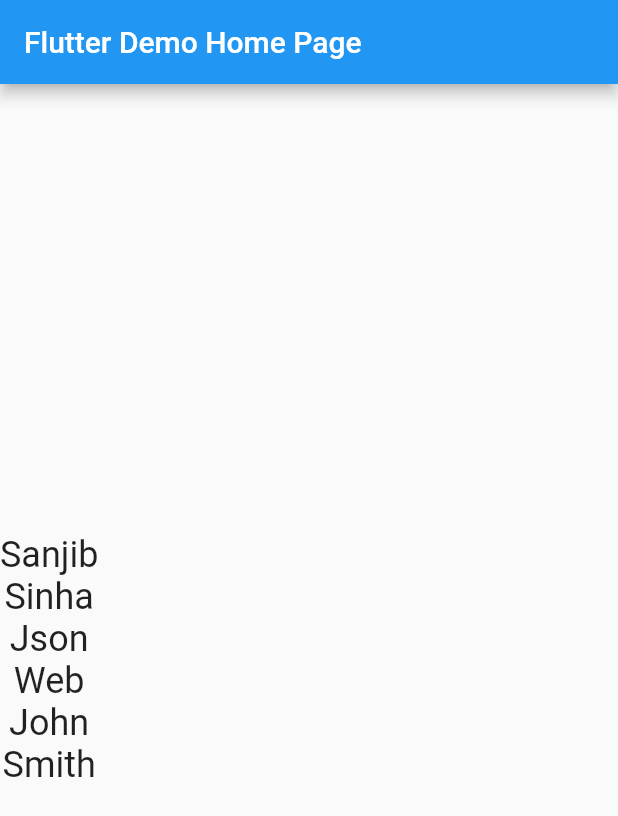
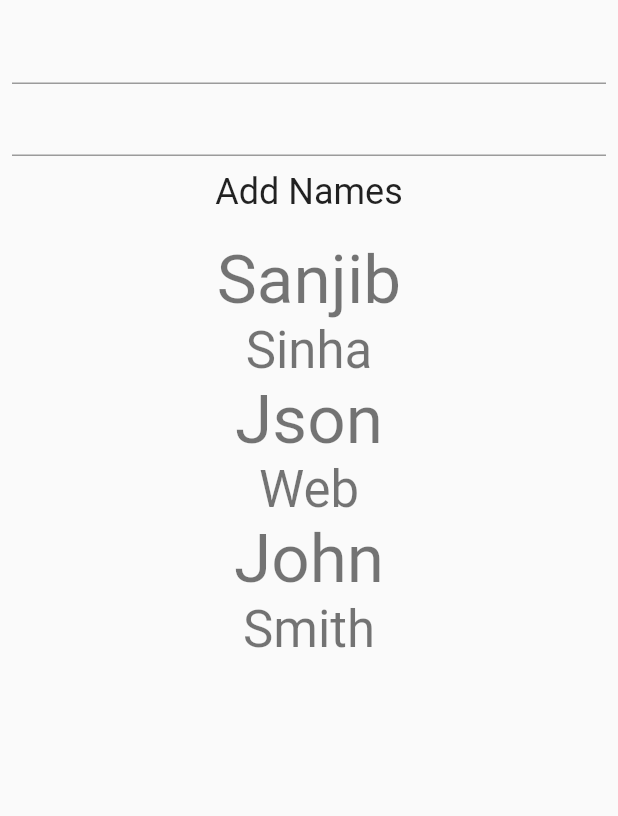
Before and after one commit to sanjibsinha/adding_state, a Flutter app: the screen it shows after launch, on a phone screen of 412 x 824 dp. Shown: the top 816 px of the screen. Run offline on Flutter 3.47's test engine with Material 2 defaults, Android fonts, the phone set to English and light mode, and no system bars.

Commit message:
final commit

```diff
--- /dev/null
+++ b/lib/controllers/giving_ouputs.dart
@@ -0,0 +1,32 @@
+import 'package:flutter/material.dart';
+import '../models/names.dart';
+
+class GivingOutputs extends StatelessWidget {
+  /// the first property a list of names based on a model class
+  /// so the type of list is model class Names
+  ///
+  final List<Names> names;
+  GivingOutputs(this.names);
+
+  @override
+  Widget build(BuildContext context) {
+    return Container(
+      child: Column(
+        children: names.map((name) {
+          return Column(
+            children: [
+              Text(
+                name.firstName,
+                style: Theme.of(context).textTheme.headline3,
+              ),
+              Text(
+                name.lastName,
+                style: Theme.of(context).textTheme.headline4,
+              ),
+            ],
+          );
+        }).toList(),
+      ),
+    );
+  }
+}
--- /dev/null
+++ b/lib/controllers/taking_inputs.dart
@@ -0,0 +1,35 @@
+import 'package:flutter/material.dart';
+
+class TakingInputs extends StatelessWidget {
+  TakingInputs({Key key, this.addNames}) : super(key: key);
+
+  final firstController = TextEditingController();
+  final secondController = TextEditingController();
+
+  final Function addNames;
+
+  @override
+  Widget build(BuildContext context) {
+    return Container(
+      padding: EdgeInsets.all(8),
+      child: Column(
+        children: [
+          TextField(
+            controller: firstController,
+          ),
+          TextField(
+            controller: secondController,
+          ),
+          TextButton(
+              onPressed: () {
+                addNames(firstController.text, secondController.text);
+              },
+              child: Text(
+                'Add Names',
+                style: Theme.of(context).textTheme.headline5,
+              )),
+        ],
+      ),
+    );
+  }
+}
--- a/lib/main.dart
+++ b/lib/main.dart
@@ -1,6 +1,8 @@
 import 'package:flutter/material.dart';
+import 'package:adding_state/models/names.dart';
 
-import 'models/names.dart';
+import 'controllers/giving_ouputs.dart';
+import 'controllers/taking_inputs.dart';
 
 void main() {
   runApp(MyApp());
@@ -15,30 +17,40 @@ class MyApp extends StatelessWidget {
       theme: ThemeData(
         primarySwatch: Colors.blue,
       ),
-      home: MyHomePage(title: 'Flutter Demo Home Page'),
+      home: MyHomePage(),
     );
   }
 }
 
-class MyHomePage extends StatefulWidget {
-  MyHomePage({Key key, this.title}) : super(key: key);
-
-  // This widget is the home page of your application. It is stateful, meaning
-  // that it has a State object (defined below) that contains fields that affect
-  // how it looks.
-
-  // This class is the configuration for the state. It holds the values (in this
-  // case the title) provided by the parent (in this case the App widget) and
-  // used by the build method of the State. Fields in a Widget subclass are
-  // always marked "final".
-
-  final String title;
+class MyHomePage extends StatelessWidget {
+  const MyHomePage({Key key}) : super(key: key);
 
   @override
-  _MyHomePageState createState() => _MyHomePageState();
+  Widget build(BuildContext context) {
+    return Scaffold(
+      body: NamesChange(),
+    );
+  }
 }
 
-class _MyHomePageState extends State<MyHomePage> {
+/// we need a stateful widget because we want to change state
+/// of our properties and want our UI should reflect that
+/// new state ofthe changed-properties
+///
+class NamesChange extends StatefulWidget {
+  @override
+  _NamesChangeState createState() => _NamesChangeState();
+}
+
+class _NamesChangeState extends State<NamesChange> {
+  /// since we have kept everything in a single stateful widget
+  /// each event that happens on the model class, rebuilds the whole widget tree
+  /// as a result, a section of the wiget that should not belong to this
+  /// wiidget tree, is affected. To solve this problem, we can take those parts
+  /// to stateless widgets, however we should pass the needful reference methods
+  /// through constructors of required classes
+  ///
+
   final List<Names> names = [
     Names(
       firstName: 'Sanjib',
@@ -54,51 +66,23 @@ class _MyHomePageState extends State<MyHomePage> {
     ),
   ];
 
+  /// we want to add names to the list dynamically so we want a method
+  /// and setState method to add to the list
+  ///
+  void addNamesToList(String first, String last) {
+    final addingNames = Names(firstName: first, lastName: last);
+    setState(() {
+      names.add(addingNames);
+    });
+  }
+
   @override
   Widget build(BuildContext context) {
-    // This method is rerun every time setState is called, for instance as done
-    // by the _incrementCounter method above.
-    //
-    // The Flutter framework has been optimized to make rerunning build methods
-    // fast, so that you can just rebuild anything that needs updating rather
-    // than having to individually change instances of widgets.
-    return Scaffold(
-      appBar: AppBar(
-        // Here we take the value from the MyHomePage object that was created by
-        // the App.build method, and use it to set our appbar title.
-        title: Text(widget.title),
-      ),
-      body: Column(
-        // Column is also a layout widget. It takes a list of children and
-        // arranges them vertically. By default, it sizes itself to fit its
-        // children horizontally, and tries to be as tall as its parent.
-        //
-        // Invoke "debug painting" (press "p" in the console, choose the
-        // "Toggle Debug Paint" action from the Flutter Inspector in Android
-        // Studio, or the "Toggle Debug Paint" command in Visual Studio Code)
-        // to see the wireframe for each widget.
-        //
-        // Column has various properties to control how it sizes itself and
-        // how it positions its children. Here we use mainAxisAlignment to
-        // center the children vertically; the main axis here is the vertical
-        // axis because Columns are vertical (the cross axis would be
-        // horizontal).
-        mainAxisAlignment: MainAxisAlignment.center,
-        children: names.map((name) {
-          return Column(
-            children: [
-              Text(
-                name.firstName,
-                style: Theme.of(context).textTheme.headline5,
-              ),
-              Text(
-                name.lastName,
-                style: Theme.of(context).textTheme.headline5,
-              ),
-            ],
-          );
-        }).toList(),
-      ),
+    return ListView(
+      children: [
+        TakingInputs(addNames: addNamesToList),
+        GivingOutputs(names),
+      ],
     );
   }
 }
```
Also changed, not shown: 1 other file.
